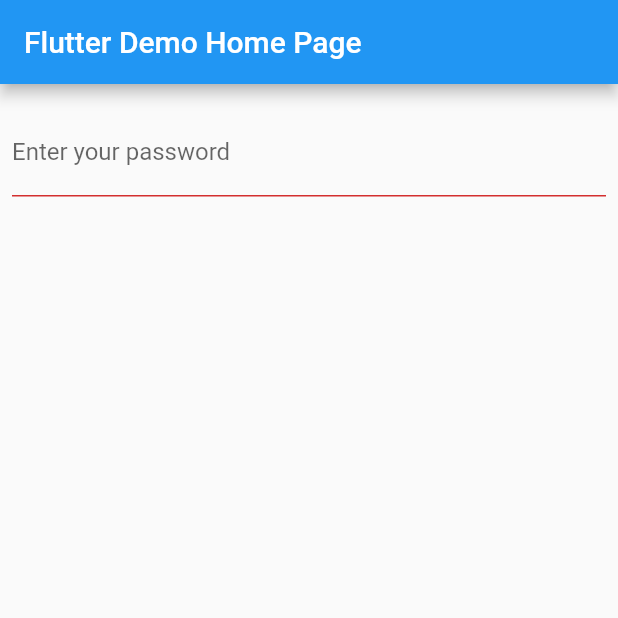
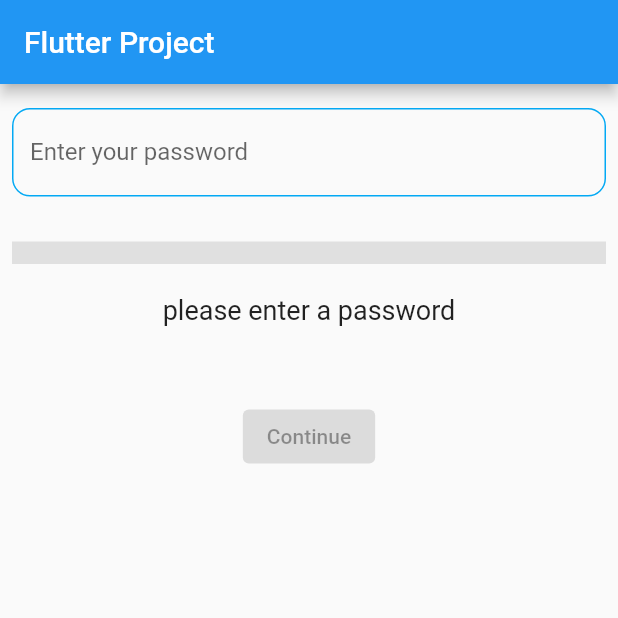
Before and after one commit to jennyrudemo/TDDC73, a Flutter app: the screen it shows after launch, on a phone screen of 412 x 824 dp, the top half of it. Run offline on Flutter 3.47's test engine with Material 2 defaults, Android fonts, the phone set to English and light mode, and no system bars; our stand-ins replace flutter_credit_card, graphql_flutter.

Commit message:
Implementerade Password med Strength

```diff
--- a/flutter_project/lib/main.dart
+++ b/flutter_project/lib/main.dart
@@ -17,7 +17,7 @@ class MyApp extends StatelessWidget {
       theme: ThemeData(
         primarySwatch: Colors.blue,
       ),
-      home: const MyHomePage(title: 'Flutter Demo Home Page'),
+      home: const MyHomePage(title: 'Flutter Project'),
     );
   }
 }
--- a/flutter_project/lib/password.dart
+++ b/flutter_project/lib/password.dart
@@ -1,4 +1,5 @@
 import 'package:flutter/material.dart';
+//import 'package:flutter_password_strength/flutter_password_strength.dart';
 
 class PasswordForm extends StatefulWidget {
   const PasswordForm({Key? key}) : super(key: key);
@@ -10,12 +11,16 @@ class PasswordForm extends StatefulWidget {
 }
 
 class PasswordFormState extends State<PasswordForm> {
-  bool validateStructure(String value) {
-    String pattern =
-        r'^(?=.*?[A-Z])(?=.*?[a-z])(?=.*?[0-9])(?=.*?[!@#\$&*~]).{8,}$';
-    RegExp regExp = RegExp(pattern);
-    return regExp.hasMatch(value);
-  }
+  // ignore: unused_field
+  late String _password;
+  double _strength = 0;
+
+  //String pattern =
+  //  r'^(?=.*?[A-Z])(?=.*?[a-z])(?=.*?[0-9])(?=.*?[!@#\$&*~]).{8,}$';
+  RegExp numExp = RegExp(r".*[0-9].*");
+  RegExp letExp = RegExp(r".*[A-Za-z].*");
+
+  String _displayText = "please enter a password";
 
   var passwordController = TextEditingController();
   String passwordError = "";
@@ -27,27 +32,81 @@ class PasswordFormState extends State<PasswordForm> {
         children: <Widget>[
           Padding(
               padding: const EdgeInsets.symmetric(horizontal: 8, vertical: 16),
-          child: TextFormField(
-            controller: passwordController,
+              child: Column(children: [
+                TextField(
+                    onChanged: (value) => _checkPassword(value),
+                    //controller: passwordController,
                     //onChanged: validate(),
                     obscureText: true,
                     enableSuggestions: false,
                     autocorrect: false,
-            decoration: InputDecoration(
+                    decoration: const InputDecoration(
+                        border: OutlineInputBorder(),
                         labelText: 'Enter your password',
                         hintText: "Password",
-                errorText: passwordError),
+                        enabledBorder: OutlineInputBorder(
+                            borderRadius:
+                                BorderRadius.all(Radius.circular(12.0)),
+                            borderSide: BorderSide(color: Colors.lightBlue)))),
+                const SizedBox(
+                  height: 30,
                 ),
+                LinearProgressIndicator(
+                  value: _strength,
+                  backgroundColor: Colors.grey[300],
+                  color: _strength <= 1 / 4
+                      ? Colors.red
+                      : _strength == 2 / 4
+                          ? Colors.yellow
+                          : _strength == 3 / 4
+                              ? Colors.blue
+                              : Colors.green,
+                  minHeight: 15,
                 ),
-      ],
-    );
+                const SizedBox(
+                  height: 20,
+                ),
+                Text(_displayText, style: const TextStyle(fontSize: 18)),
+                const SizedBox(
+                  height: 50,
+                ),
+                ElevatedButton(
+                    onPressed: _strength < 1 / 2 ? null : () {},
+                    child: Text('Continue')),
+              ]))
+        ]);
   }
 
-  // validate() {
-  //   if (!validateStructure(passwordController.text)) {
-  //     // show dialog/snackbar to get user attention.
+  void _checkPassword(String value) {
+    _password = value.trim();
 
-  //     return;
-  //   }
-  // }
+    if (_password.isEmpty) {
+      setState(() {
+        _strength = 0;
+        _displayText = "Please enter your passwords";
+      });
+    } else if (_password.length < 6) {
+      setState(() {
+        _strength = 1 / 4;
+        _displayText = "Your Password is too short";
+      });
+    } else if (_password.length < 8) {
+      setState(() {
+        _strength = 2 / 4;
+        _displayText = "Your Password is acceptable but not strong";
+      });
+    } else {
+      if (!letExp.hasMatch(_password) || !numExp.hasMatch(_password)) {
+        setState(() {
+          _strength = 3 / 4;
+          _displayText = "Your Password is Strong";
+        });
+      } else {
+        setState(() {
+          _strength = 1;
+          _displayText = "Your Password is great";
+        });
       }
+    }
+  }
+}
--- a/flutter_project/pubspec.yaml
+++ b/flutter_project/pubspec.yaml
@@ -31,9 +31,11 @@ dependencies:
     sdk: flutter
 
 
+
   # The following adds the Cupertino Icons font to your application.
   # Use with the CupertinoIcons class for iOS style icons.
   cupertino_icons: ^1.0.2
+  flutter_password_strength: ^0.1.6
 
 dev_dependencies:
   flutter_test:
```
Also changed, not shown: flutter_project/lib/validator.dart (+4 -4 lines), flutter_project/pubspec.lock. Lines whose indentation alone changed are shown as unchanged.
